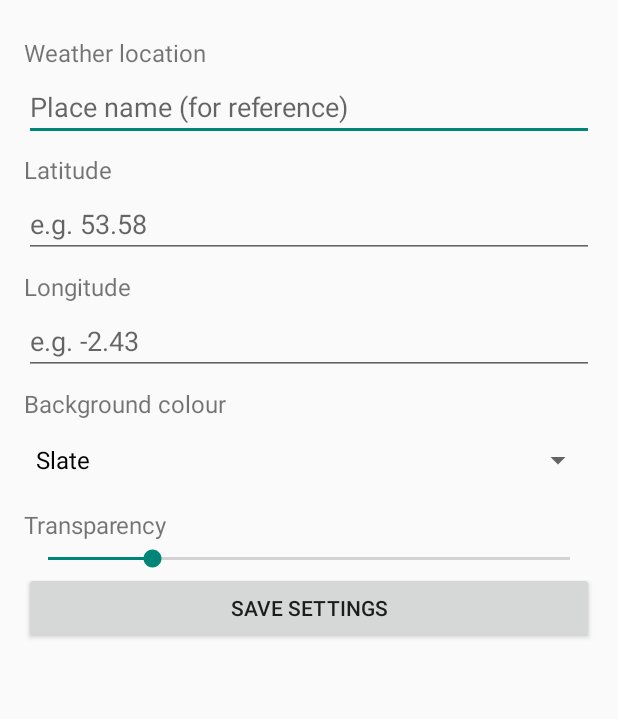
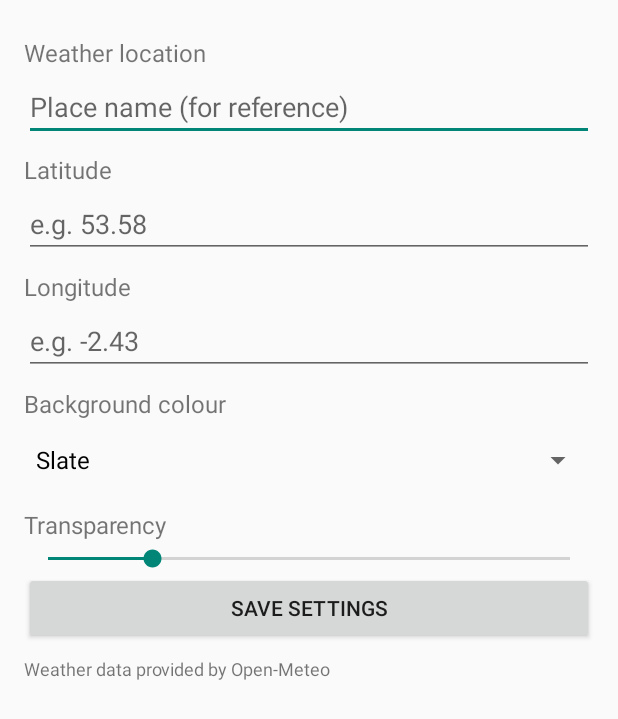
Before and after one commit to PhilColbert/PhilColbert-Barn-Weather-Clock, an Android app: the WidgetConfigActivity screen opened directly, with no data from a screen before it, on a phone screen of 412 x 824 dp. Shown: the top 719 px of the screen. Run offline under Robolectric (Android 15) with nearby library versions, the phone set to English and light mode, and no system bars.

Commit message:
BWC-CHG-002: add weather provider attribution

```diff
--- a/app/src/main/java/uk/co/barnweatherclock/WidgetConfigActivity.kt
+++ b/app/src/main/java/uk/co/barnweatherclock/WidgetConfigActivity.kt
@@ -66,6 +66,11 @@ class WidgetConfigActivity : Activity() {
             text = "Save settings"
             setOnClickListener { saveSettings() }
         })
+        root.addView(TextView(this).apply {
+            text = "Weather data provided by Open-Meteo"
+            textSize = 12f
+            setPadding(0, 12, 0, 0)
+        })
         setContentView(ScrollView(this).apply { addView(root) })
     }
 
```
